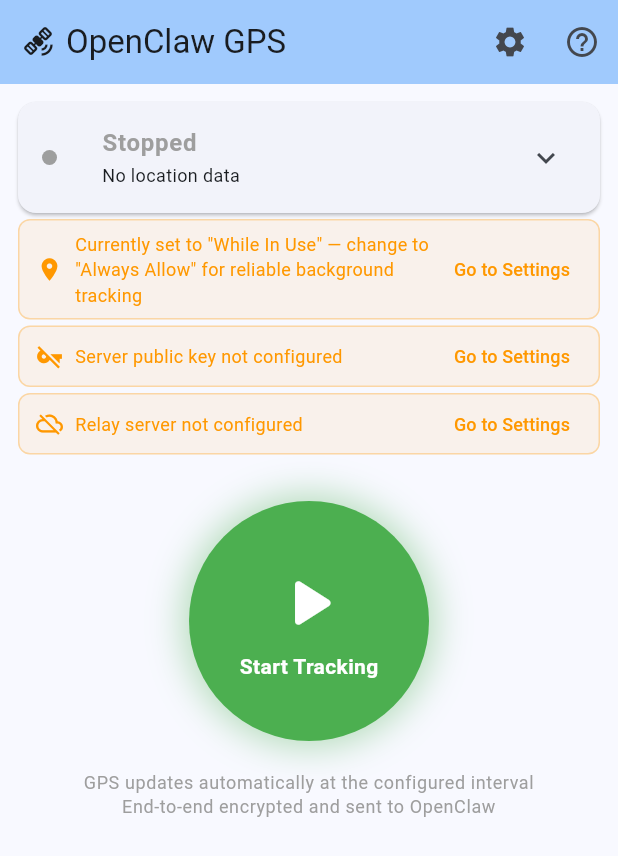
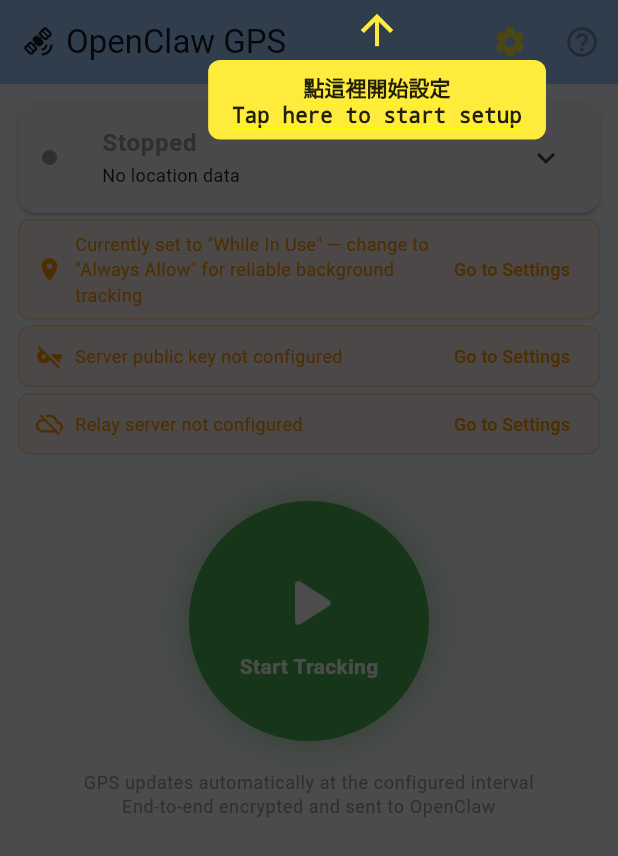
Before and after one commit to luna61ouo/gps-tracker-app, a Flutter app: the screen it shows after launch, after a tap on "Get Started", on a phone screen of 412 x 824 dp. Shown: the top 856 px of the screen. Run offline on Flutter 3.47's test engine with Material 3 defaults, Android fonts, the phone set to English and light mode, and no system bars; our stand-ins replace flutter_local_notifications, geolocator, permission_handler, sensors_plus, shared_preferences; missing offline and left inert: cryptography, flutter_background_service; statements that could not run were skipped; project files that could hold a hidden picture were left out.

Commit message:
Add setup guide overlay: highlight settings gear → auto-open Install Bridge
After onboarding, main page shows dark overlay with arrow pointing to
the settings gear icon. Tapping it navigates to Settings and automatically
opens the Install Bridge dialog for the user to copy instructions.

Co-Authored-By: Claude Opus 4.6 (1M context) <noreply@anthropic.com>

```diff
--- a/lib/main.dart
+++ b/lib/main.dart
@@ -87,6 +87,7 @@ class _AppEntry extends StatefulWidget {
 
 class _AppEntryState extends State<_AppEntry> {
   bool? _onboardingComplete;
+  bool _showGuide = false;
 
   @override
   void initState() {
@@ -107,10 +108,16 @@ class _AppEntryState extends State<_AppEntry> {
     }
     if (_onboardingComplete == false) {
       return OnboardingScreen(
-        onComplete: () => setState(() => _onboardingComplete = true),
+        onComplete: () => setState(() {
+          _onboardingComplete = true;
+          _showGuide = true;
+        }),
       );
     }
-    return const TrackingHomePage();
+    return TrackingHomePage(
+      showSetupGuide: _showGuide,
+      onGuideComplete: () => setState(() => _showGuide = false),
+    );
   }
 }
 
@@ -119,7 +126,14 @@ class _AppEntryState extends State<_AppEntry> {
 // ---------------------------------------------------------------------------
 
 class TrackingHomePage extends StatefulWidget {
-  const TrackingHomePage({super.key});
+  final bool showSetupGuide;
+  final VoidCallback? onGuideComplete;
+
+  const TrackingHomePage({
+    super.key,
+    this.showSetupGuide = false,
+    this.onGuideComplete,
+  });
 
   @override
   State<TrackingHomePage> createState() => _TrackingHomePageState();
@@ -127,6 +141,7 @@ class TrackingHomePage extends StatefulWidget {
 
 class _TrackingHomePageState extends State<TrackingHomePage>
     with WidgetsBindingObserver {
+  bool _showingGuide = false;
   bool _isTracking = false;
   double? _lastLat;
   double? _lastLng;
@@ -141,6 +156,7 @@ class _TrackingHomePageState extends State<TrackingHomePage>
   @override
   void initState() {
     super.initState();
+    _showingGuide = widget.showSetupGuide;
     WidgetsBinding.instance.addObserver(this);
     _checkServiceStatus();
     _listenToLocationUpdates();
@@ -326,10 +342,12 @@ class _TrackingHomePageState extends State<TrackingHomePage>
     });
   }
 
-  Future<void> _goToSettings() async {
+  Future<void> _goToSettings({bool showInstallGuide = false}) async {
     await Navigator.push(
       context,
-      MaterialPageRoute(builder: (_) => const SettingsScreen()),
+      MaterialPageRoute(
+        builder: (_) => SettingsScreen(showInstallGuide: showInstallGuide),
+      ),
     );
     _runSelfCheck();
   }
@@ -472,10 +490,18 @@ class _TrackingHomePageState extends State<TrackingHomePage>
     super.dispose();
   }
 
+  void _handleGuideSettingsTap() {
+    setState(() => _showingGuide = false);
+    widget.onGuideComplete?.call();
+    _goToSettings(showInstallGuide: true);
+  }
+
   @override
   Widget build(BuildContext context) {
     final s = AppL10n.of(context);
-    return Scaffold(
+    return Stack(
+      children: [
+        Scaffold(
           appBar: AppBar(
             title: Row(
               children: [
@@ -487,14 +513,19 @@ class _TrackingHomePageState extends State<TrackingHomePage>
             backgroundColor: Theme.of(context).colorScheme.inversePrimary,
             actions: [
               IconButton(
-            icon: const Icon(Icons.settings),
+                icon: Icon(
+                  Icons.settings,
+                  color: _showingGuide ? Colors.yellow : null,
+                ),
                 tooltip: s.tooltipSettings,
-            onPressed: _goToSettings,
+                onPressed: _showingGuide
+                    ? _handleGuideSettingsTap
+                    : _goToSettings,
               ),
               IconButton(
                 icon: const Icon(Icons.help_outline),
                 tooltip: s.tooltipHelp,
-            onPressed: _showHelpDialog,
+                onPressed: _showingGuide ? null : _showHelpDialog,
               ),
             ],
           ),
@@ -597,6 +628,51 @@ class _TrackingHomePageState extends State<TrackingHomePage>
           ),
         ],
       ),
+    ),
+    // Setup guide overlay
+    if (_showingGuide)
+      GestureDetector(
+        onTap: _handleGuideSettingsTap,
+        child: Container(
+          color: Colors.black.withValues(alpha: 0.7),
+          child: SafeArea(
+            child: Column(
+              children: [
+                // Arrow pointing to settings gear
+                Align(
+                  alignment: Alignment.topRight,
+                  child: Padding(
+                    padding: const EdgeInsets.only(top: 4, right: 48),
+                    child: Column(
+                      children: [
+                        const Icon(Icons.arrow_upward, color: Colors.yellow, size: 32),
+                        const SizedBox(height: 4),
+                        Container(
+                          padding: const EdgeInsets.symmetric(horizontal: 16, vertical: 8),
+                          decoration: BoxDecoration(
+                            color: Colors.yellow,
+                            borderRadius: BorderRadius.circular(8),
+                          ),
+                          child: const Text(
+                            '點這裡開始設定\nTap here to start setup',
+                            textAlign: TextAlign.center,
+                            style: TextStyle(
+                              color: Colors.black87,
+                              fontWeight: FontWeight.bold,
+                              fontSize: 14,
+                            ),
+                          ),
+                        ),
+                      ],
+                    ),
+                  ),
+                ),
+              ],
+            ),
+          ),
+        ),
+      ),
+    ],
     );
   }
 }
```
Also changed, not shown: lib/screens/settings_screen.dart (+11 -1 lines). Lines whose indentation alone changed are shown as unchanged.
